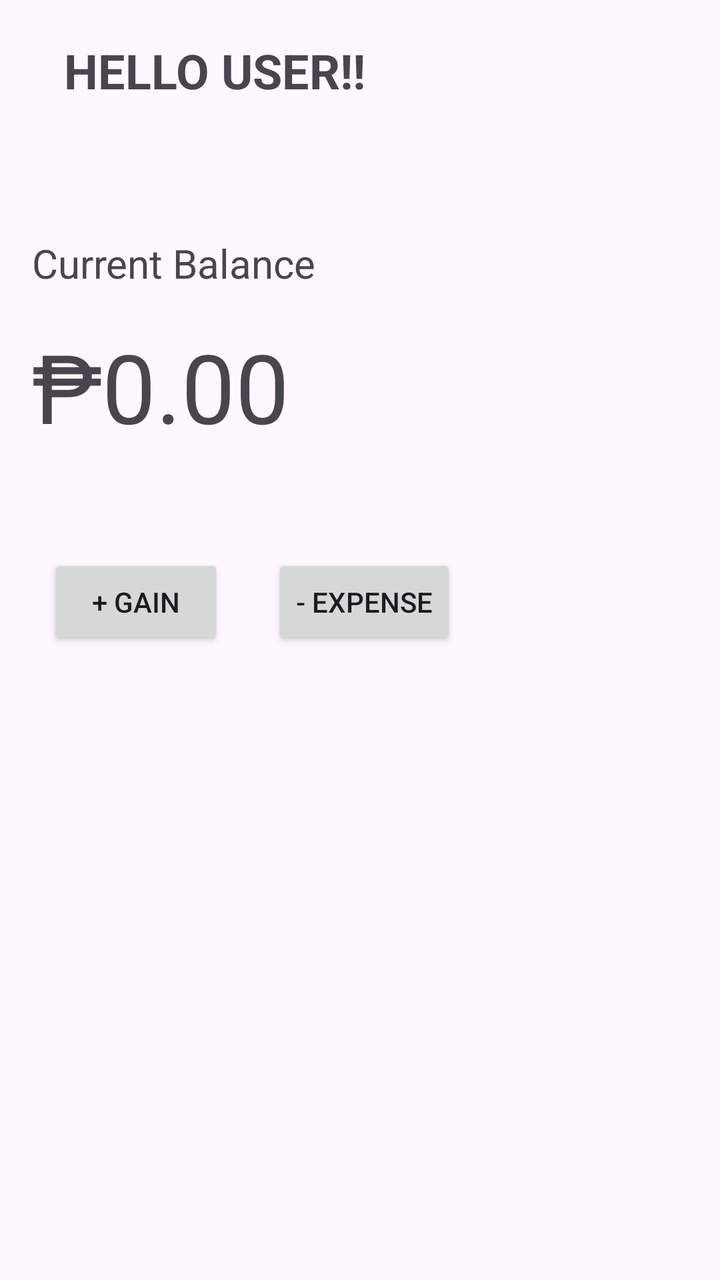
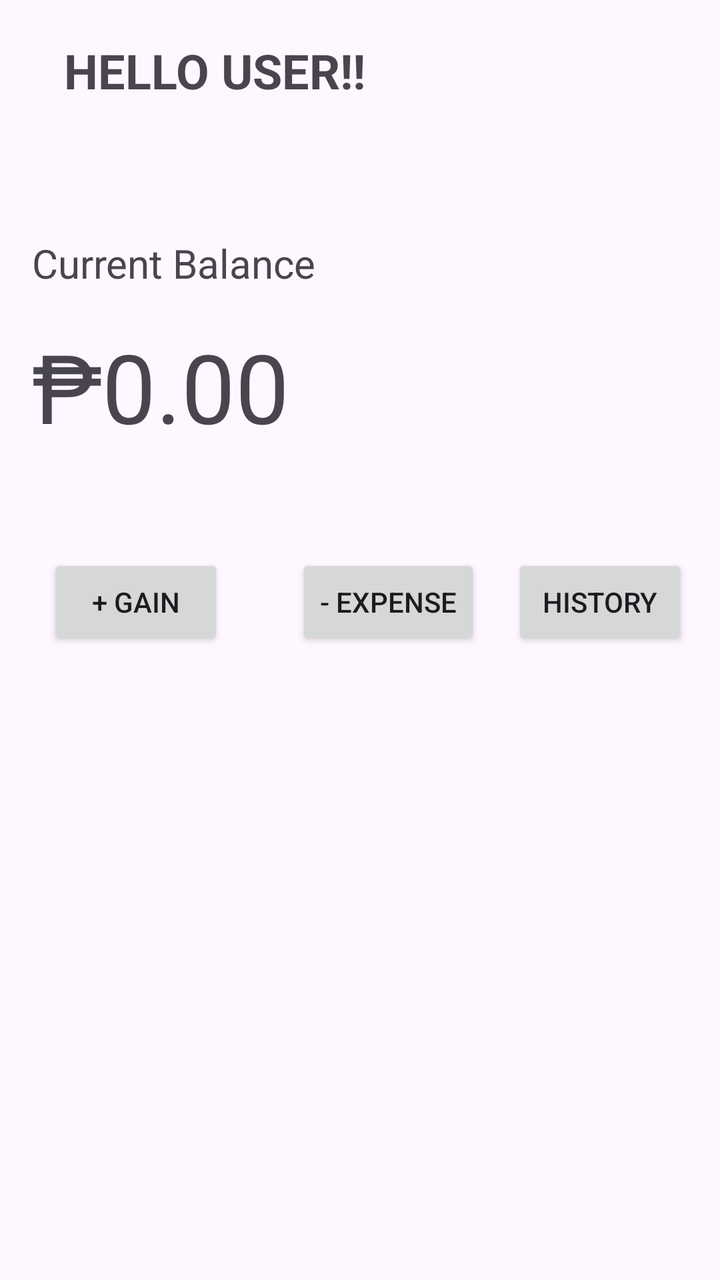

The first picture is an Android layout as it rendered before a commit; the second is the same layout after the commit. The layout source and the unified diff follow.
<!-- AndroidManifest.xml: application theme Theme.MoneyMemoryAi -->
<!-- res/layout/activity_home.xml -->
<?xml version="1.0" encoding="utf-8"?>
<androidx.constraintlayout.widget.ConstraintLayout xmlns:android="http://schemas.android.com/apk/res/android"
    xmlns:app="http://schemas.android.com/apk/res-auto"
    xmlns:tools="http://schemas.android.com/tools"
    android:id="@+id/main"
    android:layout_width="match_parent"
    android:layout_height="match_parent"
    tools:context=".HomeActivity">

    <androidx.constraintlayout.widget.ConstraintLayout
        android:id="@+id/headerLayout"
        android:layout_width="match_parent"
        android:layout_height="70dp"
        app:layout_constraintEnd_toEndOf="parent"
        app:layout_constraintStart_toStartOf="parent"
        app:layout_constraintTop_toTopOf="parent">

        <TextView
            android:id="@+id/tvGreeting"
            android:layout_width="wrap_content"
            android:layout_height="wrap_content"
            android:layout_marginStart="32dp"
            android:text="HELLO USER!!"
            android:textSize="24sp"
            android:textStyle="bold"
            app:layout_constraintBottom_toBottomOf="parent"
            app:layout_constraintStart_toStartOf="parent"
            app:layout_constraintTop_toTopOf="parent" />
    </androidx.constraintlayout.widget.ConstraintLayout>

    <androidx.constraintlayout.widget.ConstraintLayout
        android:id="@+id/constraintLayout"
        android:layout_width="match_parent"
        android:layout_height="151dp"
        android:layout_marginTop="32dp"
        app:layout_constraintEnd_toEndOf="parent"
        app:layout_constraintHorizontal_bias="0.511"
        app:layout_constraintStart_toStartOf="parent"
        app:layout_constraintTop_toBottomOf="@+id/headerLayout">

        <TextView
            android:id="@+id/tvCurrentBalance"
            android:layout_width="wrap_content"
            android:layout_height="wrap_content"
            android:layout_marginStart="16dp"
            android:layout_marginTop="16dp"
            android:text="Current Balance"
            android:textSize="20sp"
            app:layout_constraintStart_toStartOf="parent"
            app:layout_constraintTop_toTopOf="parent" />

        <TextView
            android:id="@+id/tvBalance"
            android:layout_width="wrap_content"
            android:layout_height="wrap_content"
            android:layout_marginStart="16dp"
            android:layout_marginTop="16dp"
            android:text="₱0.00"
            android:textSize="48sp"
            app:layout_constraintStart_toStartOf="parent"
            app:layout_constraintTop_toBottomOf="@+id/tvCurrentBalance" />

    </androidx.constraintlayout.widget.ConstraintLayout>

    <Button
        android:id="@+id/btnGain"
        android:layout_width="wrap_content"
        android:layout_height="wrap_content"
        android:layout_marginStart="24dp"
        android:layout_marginTop="24dp"
        android:text="+ Gain"
        app:layout_constraintStart_toStartOf="parent"
        app:layout_constraintTop_toBottomOf="@+id/constraintLayout" />

    <Button
        android:id="@+id/btnExpense"
        android:layout_width="wrap_content"
        android:layout_height="wrap_content"
        android:layout_marginStart="24dp"
        android:layout_marginTop="24dp"
        android:text="- Expense"
        app:layout_constraintStart_toEndOf="@+id/btnGain"
        app:layout_constraintTop_toBottomOf="@+id/constraintLayout" />

</androidx.constraintlayout.widget.ConstraintLayout>
<!-- resources referenced by this layout -->
<resources>
  <style name="Theme.MoneyMemoryAi" parent="Base.Theme.MoneyMemoryAi" />
  <style name="Base.Theme.MoneyMemoryAi" parent="Theme.Material3.DayNight.NoActionBar">
          
          
      </style>
</resources>

<!-- the commit's change to res/layout/activity_home.xml (unified diff, before → after) -->
@@ -76,10 +76,21 @@
         android:id="@+id/btnExpense"
         android:layout_width="wrap_content"
         android:layout_height="wrap_content"
-        android:layout_marginStart="24dp"
+        android:layout_marginStart="36dp"
         android:layout_marginTop="24dp"
         android:text="- Expense"
         app:layout_constraintStart_toEndOf="@+id/btnGain"
         app:layout_constraintTop_toBottomOf="@+id/constraintLayout" />
 
+    <Button
+        android:id="@+id/btnHistory"
+        android:layout_width="wrap_content"
+        android:layout_height="wrap_content"
+        android:layout_marginTop="24dp"
+        android:text="History"
+        app:layout_constraintEnd_toEndOf="parent"
+        app:layout_constraintHorizontal_bias="0.493"
+        app:layout_constraintStart_toEndOf="@+id/btnExpense"
+        app:layout_constraintTop_toBottomOf="@+id/constraintLayout" />
+
 </androidx.constraintlayout.widget.ConstraintLayout>
